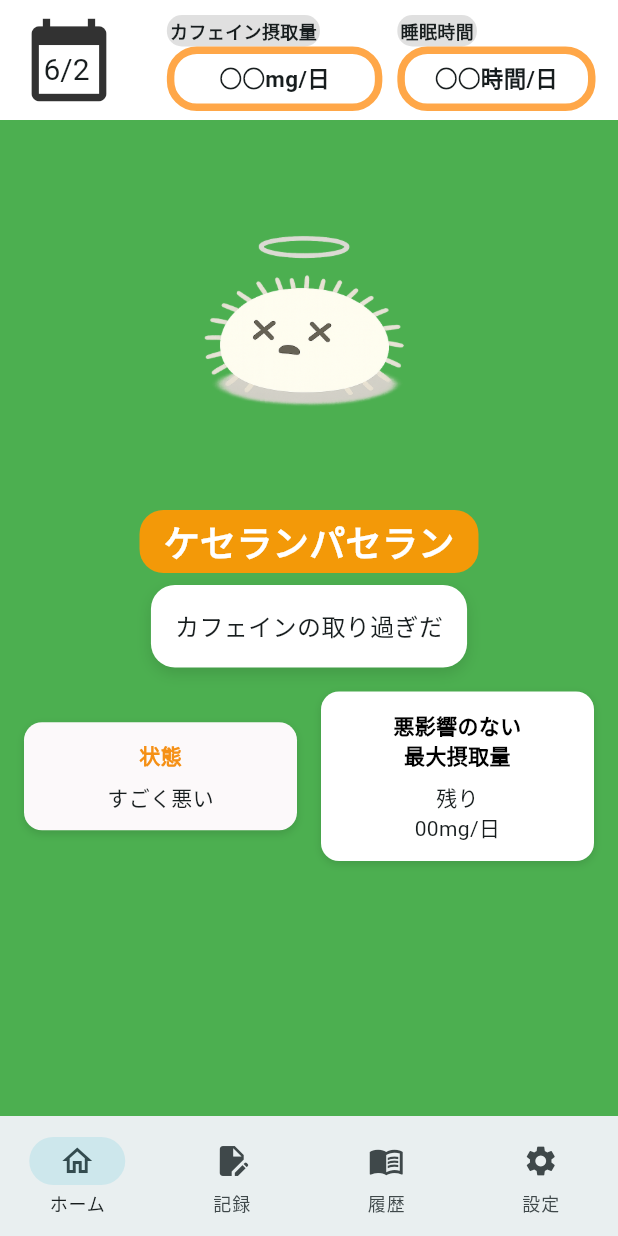
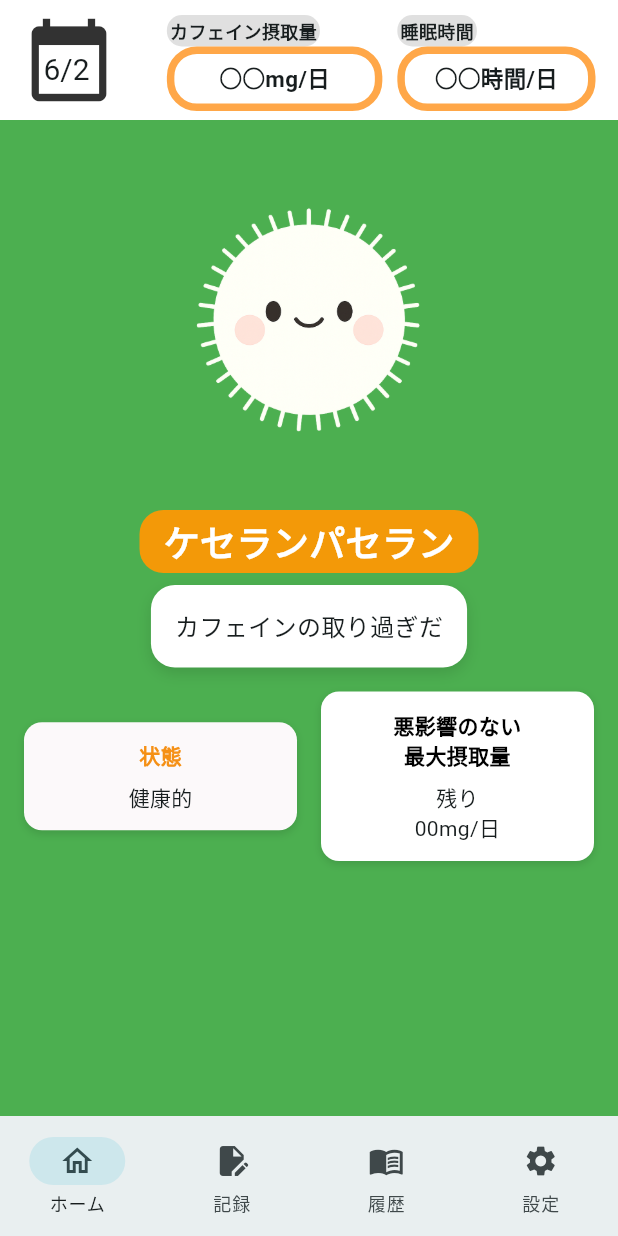
Before and after one commit to OIC-2024-1B18KN-Nakahira/Keseranpaseran, a Flutter app: the Home screen opened by its route, on a phone screen of 412 x 824 dp. Run offline on Flutter 3.47's test engine with Material 3 defaults, Android fonts, the phone set to English and light mode, and no system bars; our stand-ins replace fl_chart, go_router.

Commit message:
状態変化

```diff
--- a/lib/HistoryModels/historyViewPage.dart
+++ b/lib/HistoryModels/historyViewPage.dart
@@ -16,7 +16,7 @@ class _HistoryState extends State<History> {
 
   /* ---------------- ダミーデータ ---------------- */
 
-  final List<SleepRecord> _sleep = [
+  static final List<SleepRecord> _sleep = [
     SleepRecord(date: DateTime(2025, 6, 11), duration: const Duration(hours: 7, minutes: 40)),
     SleepRecord(date: DateTime(2025, 6, 12), duration: const Duration(hours: 7, minutes: 40)),
     SleepRecord(date: DateTime(2025, 6, 13), duration: const Duration(hours: 7, minutes: 40)),
@@ -27,7 +27,7 @@ class _HistoryState extends State<History> {
     SleepRecord(date: DateTime(2025, 6, 19), duration: const Duration(hours: 8, minutes: 30)),
   ];
 
-  final List<CaffeineRecord> _caf = [
+  static final List<CaffeineRecord> _caf = [
     CaffeineRecord(date: DateTime(2025, 6, 11), mg: 200),
     CaffeineRecord(date: DateTime(2025, 6, 12), mg: 150),
     CaffeineRecord(date: DateTime(2025, 6, 13), mg: 300),
--- a/lib/home.dart
+++ b/lib/home.dart
@@ -1,5 +1,8 @@
 import 'package:flutter/material.dart';
 import 'package:keseranpaseran/widget/appbar_widget.dart';
+
+import 'HistoryModels/caffeine_record.dart';
+import 'HistoryModels/sleep_record.dart';
 
 class Home extends StatefulWidget {
   const Home({super.key});
@@ -7,8 +10,44 @@ class Home extends StatefulWidget {
   @override
   State<Home> createState() => _HomeState();
 }
+bool isSameDate(DateTime a, DateTime b) =>
+    a.year == b.year && a.month == b.month && a.day == b.day;
 
 class _HomeState extends State<Home> {
+  // ダミーデータ（本当は実際のデータに置き換え）
+  final List<SleepRecord> dummySleepRecords = [
+    SleepRecord(date: DateTime.now(), duration: Duration(hours: 7, minutes: 30))
+  ];
+  final List<CaffeineRecord> dummyCaffeineRecords = [
+    CaffeineRecord(date: DateTime.now(), mg: 200)
+  ];
+
+  // 今日の記録状態を返す関数
+  String getTodayState() {
+    DateTime today = DateTime.now();
+    bool hasSleep = dummySleepRecords.any((record) => isSameDate(record.date, today));
+    bool hasCaffeine = dummyCaffeineRecords.any((record) => isSameDate(record.date, today));
+    if (!hasSleep && !hasCaffeine) {
+      return "死んでる"; // どちらもなければ死んでるモーション
+    } else if (hasSleep && hasCaffeine) {
+      return "健康的"; // 両方ある場合はgood
+    } else {
+      return "悪い"; // 片方のみであればbad
+    }
+  }
+
+  // 状態に応じた画像のパスを返す関数
+  String getStateImage() {
+    final state = getTodayState();
+    if (state == "死んでる") {
+      return "assets/KeseranPaseran/KeseranpaseranDie.png";
+    } else if (state == "健康的") {
+      return "assets/KeseranPaseran/KeseranpaseranGood.png";
+    } else {
+      return "assets/KeseranPaseran/KeseranpaseranBad.png";
+    }
+  }
+
   @override
   Widget build(BuildContext context) {
     return Scaffold(
@@ -21,7 +60,7 @@ class _HomeState extends State<Home> {
           //画像を表示
           Center(
             child: Image.asset(
-              'assets/KeseranPaseran/KeseranpaseranDie.png',
+              getStateImage(),
               width: 220, // 必要に応じて調整
               height: 220,
               fit: BoxFit.contain,
@@ -92,7 +131,7 @@ class _HomeState extends State<Home> {
                           ),
                         ),
                         SizedBox(height: 8),
-                        Text('すごく悪い'),
+                        Text(getTodayState()),
                       ],
                     ),
                   ),
```
